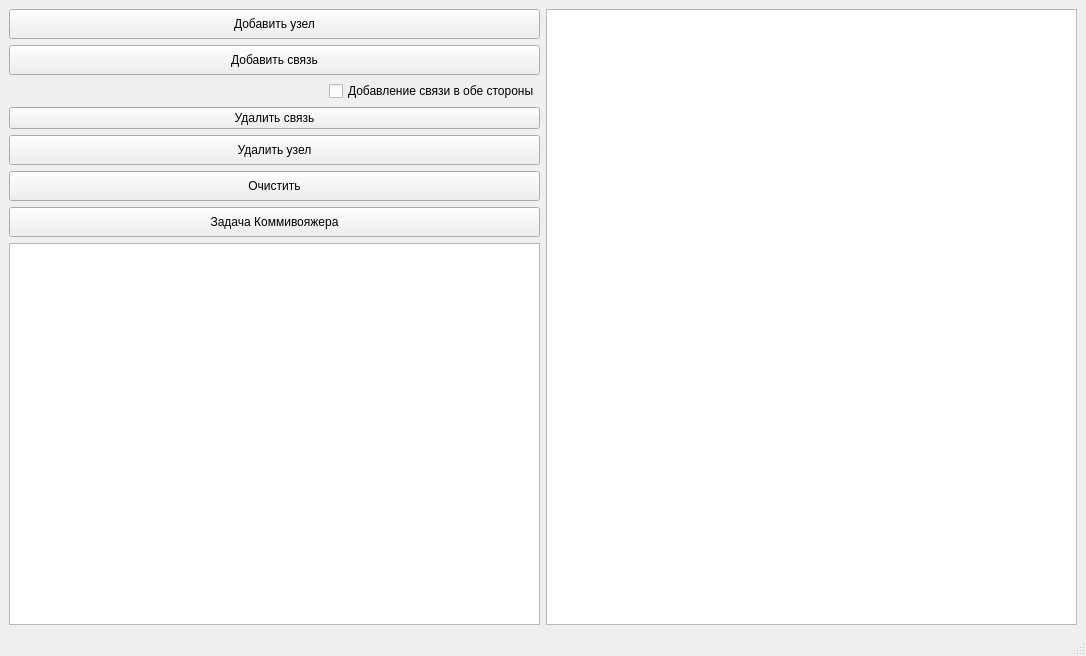
geroineee/Graph_QT, file mainwindow.ui: the form before one commit.
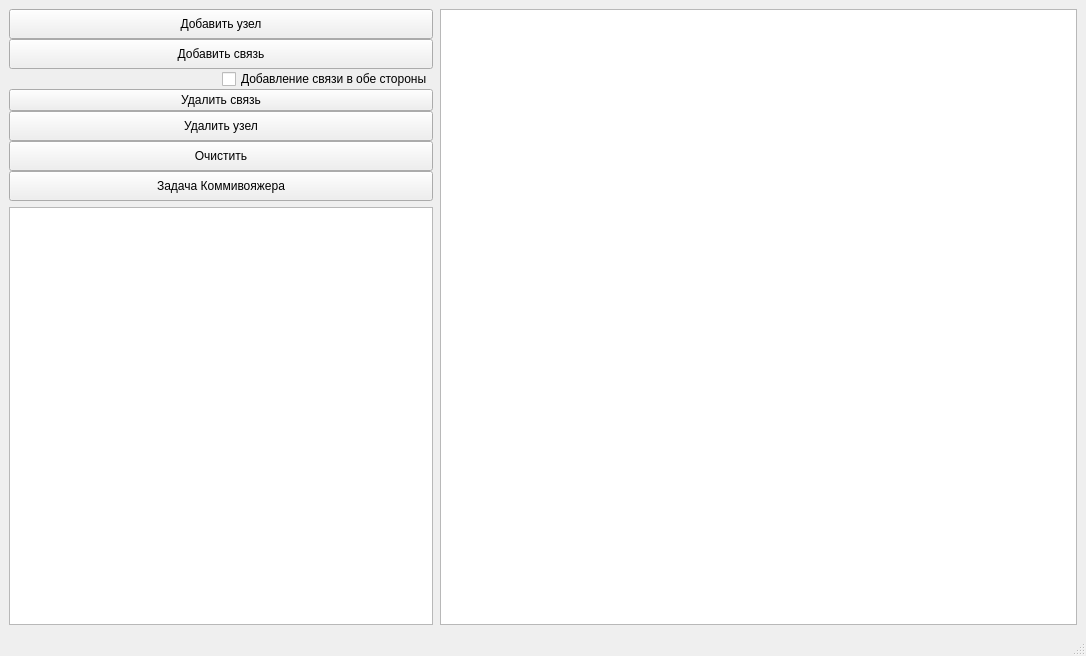
The form after the commit.

Commit message: Визаулизация коммивояжера

Diff of the .ui file:
```diff
--- a/mainwindow.ui
+++ b/mainwindow.ui
@@ -19,7 +19,13 @@
   <widget class="QWidget" name="centralwidget">
    <layout class="QGridLayout" name="gridLayout_2">
     <item row="0" column="0">
-     <layout class="QGridLayout" name="gridLayout">
+     <layout class="QGridLayout" name="gridLayout" columnstretch="40,60">
+      <property name="bottomMargin">
+       <number>0</number>
+      </property>
+      <property name="horizontalSpacing">
+       <number>7</number>
+      </property>
       <item row="0" column="0">
        <layout class="QVBoxLayout" name="verticalLayout">
         <item>
```
The commit also changes 1 other file.
